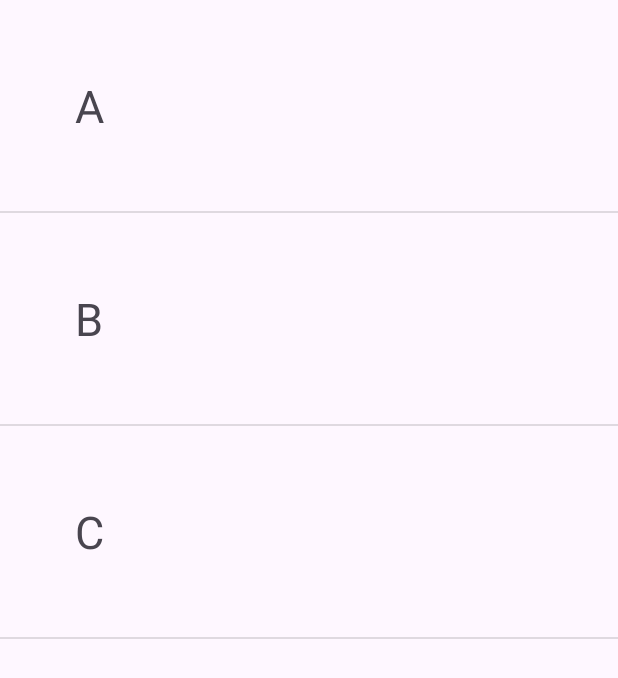
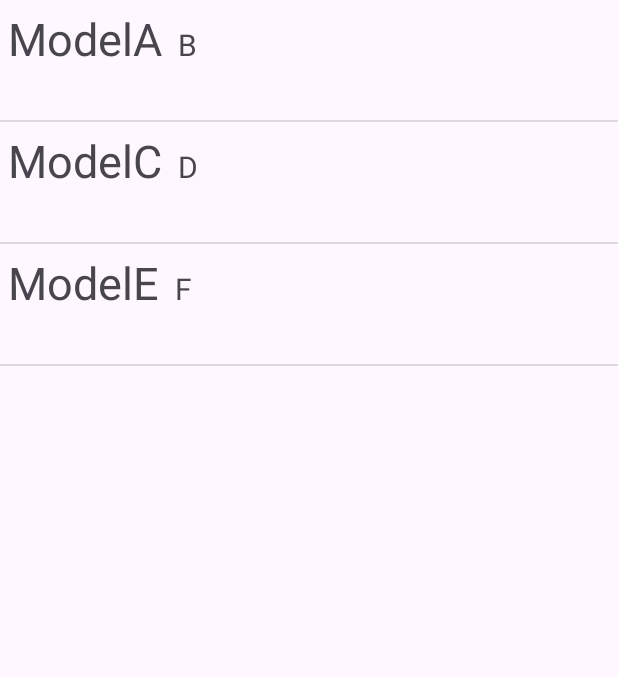
Before and after one commit to coffeecat432/ListView_ex2, an Android app: the screen it shows after launch (MainActivity), on a phone screen of 412 x 824 dp. Shown: the top 678 px of the screen. Run offline under Robolectric (Android 15) with nearby library versions, the phone set to English and light mode, and no system bars.

Commit message:
ListView로 값을 받아오는게 아니라 Model받아오기

```diff
--- a/app/src/main/java/com/amigo/listview_ex2/ListViewAdapter.kt
+++ b/app/src/main/java/com/amigo/listview_ex2/ListViewAdapter.kt
@@ -4,9 +4,10 @@ import android.view.LayoutInflater
 import android.view.View
 import android.view.ViewGroup
 import android.widget.BaseAdapter
+import android.widget.ListView
 import android.widget.TextView
 
-class ListViewAdapter(val List : MutableList<String>) : BaseAdapter() {
+class ListViewAdapter(val List : MutableList<ListViewModel>) : BaseAdapter() {
     override fun getCount(): Int {
         return List.size
     }
@@ -27,8 +28,23 @@ class ListViewAdapter(val List : MutableList<String>) : BaseAdapter() {
             converView = LayoutInflater.from(parent?.context).inflate(R.layout.listview_item, parent, false)
         }
 
+        // listview_item.xml의 첫번째 TextView를 id로 가져와서 title 변수에 넣는다.
+        // 해당 title의 내용을 <ListViewModel>을 받아온 내용을 중에서, ListViewModel로 가보면 title과 content로 구성되어 있는데, title만 넣는다.
         val title = converView!!.findViewById<TextView>(R.id.listviewItem)
-        title.text = List[position]
+        title.text = List[position].title
+        // List[0] -> ListViewModel("ModelA",B")
+        // List[1] -> ListViewModel("ModelC",D")
+        // List[2] -> ListViewModel("ModelE",F")
+
+
+        // listview_item.xml의 두번째 TextView를 id로 가져와서 content 변수에 넣는다.
+        // 해당 content의 내용을 <ListViewModel>을 받아온 내용을 중에서, ListViewModel로 가보면 title과 content로 구성되어 있는데, content만 넣는다.
+        val content = converView!!.findViewById<TextView>(R.id.listviewItem2)
+        content.text = List[position].content
+        // List[0] -> ListViewModel("ModelA",B")
+        // List[1] -> ListViewModel("ModelC",D")
+        // List[2] -> ListViewModel("ModelE",F")
+
 
         return converView!!
     }
--- /dev/null
+++ b/app/src/main/java/com/amigo/listview_ex2/ListViewModel.kt
@@ -0,0 +1,6 @@
+package com.amigo.listview_ex2
+
+data class ListViewModel(
+    var title : String = "",
+    var content : String = ""
+)
--- a/app/src/main/java/com/amigo/listview_ex2/MainActivity.kt
+++ b/app/src/main/java/com/amigo/listview_ex2/MainActivity.kt
@@ -12,11 +12,12 @@ class MainActivity : AppCompatActivity() {
         super.onCreate(savedInstanceState)
         setContentView(R.layout.activity_main)
 
-        val list_item = mutableListOf<String>()
+        val list_item = mutableListOf<ListViewModel>()
 
-        list_item.add("A")
-        list_item.add("B")
-        list_item.add("C")
+        list_item.add(ListViewModel("ModelA","B"))
+        list_item.add(ListViewModel("ModelC","D"))
+        list_item.add(ListViewModel("ModelE","F"))
+
 
         val listview = findViewById<ListView>(R.id.mainListview)
 
--- a/app/src/main/res/layout/listview_item.xml
+++ b/app/src/main/res/layout/listview_item.xml
@@ -2,14 +2,23 @@
 <LinearLayout
     xmlns:android="http://schemas.android.com/apk/res/android"
     android:layout_width="match_parent"
-    android:layout_height="match_parent">
+    android:layout_height="80dp">
 
     <TextView
         android:id="@+id/listviewItem"
         android:textSize="30sp"
-        android:layout_margin="50dp"
+        android:layout_margin="5dp"
         android:text="리스트뷰 아이템"
         android:layout_width="wrap_content"
         android:layout_height="wrap_content"/>
 
+    <TextView
+        android:id="@+id/listviewItem2"
+        android:textSize="20sp"
+        android:layout_margin="5dp"
+        android:text="리스트뷰 아이템"
+        android:layout_width="wrap_content"
+        android:layout_height="wrap_content"/>
+
+
 </LinearLayout>
```
